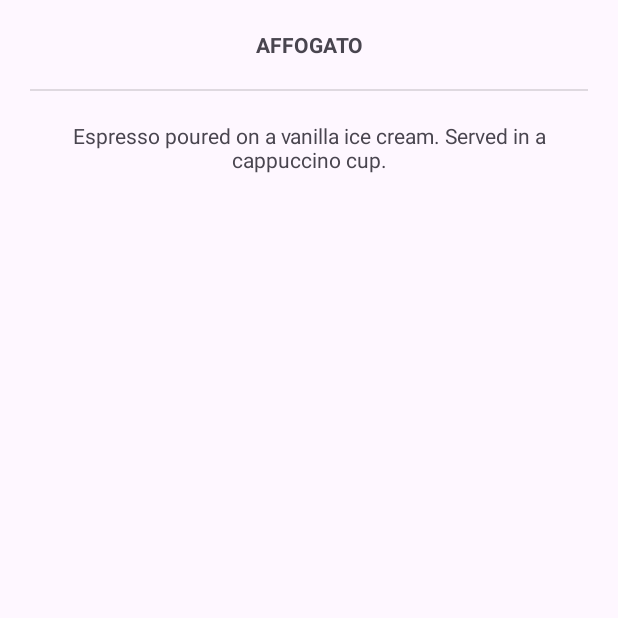
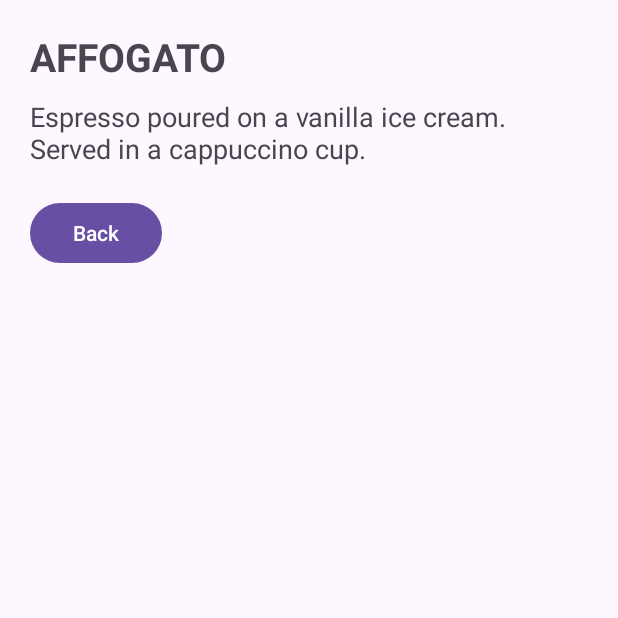
Before and after one commit to levonchka/LAB_WEEK_03, an Android app: the screen it shows after launch (MainActivity), after a tap on "AFFOGATO", on a phone screen of 412 x 824 dp, the top half of it. Run offline under Robolectric (Android 15) with nearby library versions, the phone set to English and light mode, and no system bars.

Commit message:
Commit No.5 – add back button & extend list

```diff
--- a/app/src/main/java/com/example/lab_week_03/DetailFragment.kt
+++ b/app/src/main/java/com/example/lab_week_03/DetailFragment.kt
@@ -4,17 +4,16 @@ import android.os.Bundle
 import android.view.LayoutInflater
 import android.view.View
 import android.view.ViewGroup
+import android.widget.Button
 import android.widget.TextView
 import androidx.fragment.app.Fragment
+import androidx.navigation.findNavController
 
 class DetailFragment : Fragment() {
 
     private val coffeeTitle: TextView? get() = view?.findViewById(R.id.coffee_title)
     private val coffeeDesc: TextView? get() = view?.findViewById(R.id.coffee_desc)
-
-    override fun onCreate(savedInstanceState: Bundle?) {
-        super.onCreate(savedInstanceState)
-    }
+    private val backButton: Button? get() = view?.findViewById(R.id.back_button)
 
     override fun onCreateView(
         inflater: LayoutInflater, container: ViewGroup?,
@@ -28,9 +27,13 @@ class DetailFragment : Fragment() {
 
         val coffeeId = arguments?.getInt(COFFEE_ID, 0) ?: 0
         setCoffeeData(coffeeId)
+
+        backButton?.setOnClickListener {
+            it.findNavController().navigate(R.id.coffeeList)
+        }
     }
 
-    fun setCoffeeData(id: Int) {
+    private fun setCoffeeData(id: Int) {
         when (id) {
             R.id.affogato -> {
                 coffeeTitle?.text = getString(R.string.affogato_title)
@@ -44,11 +47,19 @@ class DetailFragment : Fragment() {
                 coffeeTitle?.text = getString(R.string.latte_title)
                 coffeeDesc?.text = getString(R.string.latte_desc)
             }
+            R.id.cappuccino -> {
+                coffeeTitle?.text = getString(R.string.cappuccino_title)
+                coffeeDesc?.text = getString(R.string.cappuccino_desc)
+            }
+            R.id.mocha -> {
+                coffeeTitle?.text = getString(R.string.mocha_title)
+                coffeeDesc?.text = getString(R.string.mocha_desc)
+            }
         }
     }
 
     companion object {
-        private const val COFFEE_ID = "COFFEE_ID"
+        const val COFFEE_ID = "COFFEE_ID"
 
         fun newInstance(coffeeId: Int) = DetailFragment().apply {
             arguments = Bundle().apply {
--- a/app/src/main/java/com/example/lab_week_03/ListFragment.kt
+++ b/app/src/main/java/com/example/lab_week_03/ListFragment.kt
@@ -8,10 +8,6 @@ import androidx.fragment.app.Fragment
 import androidx.navigation.findNavController
 
 class ListFragment : Fragment() {
-
-    override fun onCreate(savedInstanceState: Bundle?) {
-        super.onCreate(savedInstanceState)
-    }
 
     override fun onCreateView(
         inflater: LayoutInflater, container: ViewGroup?,
@@ -26,7 +22,9 @@ class ListFragment : Fragment() {
         val coffeeList = listOf<View>(
             view.findViewById(R.id.affogato),
             view.findViewById(R.id.americano),
-            view.findViewById(R.id.latte)
+            view.findViewById(R.id.latte),
+            view.findViewById(R.id.cappuccino),
+            view.findViewById(R.id.mocha)
         )
 
         coffeeList.forEach { coffee ->
--- a/app/src/main/res/layout/fragment_detail.xml
+++ b/app/src/main/res/layout/fragment_detail.xml
@@ -1,28 +1,31 @@
 <?xml version="1.0" encoding="utf-8"?>
-<LinearLayout
-    xmlns:android="http://schemas.android.com/apk/res/android"
+<LinearLayout xmlns:android="http://schemas.android.com/apk/res/android"
     xmlns:tools="http://schemas.android.com/tools"
     android:layout_width="match_parent"
     android:layout_height="match_parent"
     android:orientation="vertical"
     android:padding="20dp"
     tools:context=".DetailFragment">
+
     <TextView
         android:id="@+id/coffee_title"
         android:layout_width="match_parent"
         android:layout_height="wrap_content"
-        android:gravity="center"
+        android:textSize="26sp"
         android:textStyle="bold"
-        tools:text="@string/affogato_title"/>
-    <View
-        android:layout_width="match_parent"
-        android:layout_height="1dp"
-        android:layout_marginVertical="20dp"
-        android:background="?android:attr/dividerVertical" />
+        android:paddingBottom="10dp" />
+
     <TextView
         android:id="@+id/coffee_desc"
         android:layout_width="match_parent"
         android:layout_height="wrap_content"
-        android:gravity="center"
-        tools:text="@string/affogato_desc" />
+        android:textSize="18sp" />
+
+    <Button
+        android:id="@+id/back_button"
+        android:layout_width="wrap_content"
+        android:layout_height="wrap_content"
+        android:text="Back"
+        android:layout_marginTop="20dp" />
+
 </LinearLayout>
--- a/app/src/main/res/values/strings.xml
+++ b/app/src/main/res/values/strings.xml
@@ -13,4 +13,10 @@
         a little milk foam poured over it. Serve in a latte glass or a coffee cup. Flavored syrup can be added.
     </string>
     <string name="coffee_list">Coffee List</string>
+    <string name="cappuccino_title">Cappuccino</string>
+    <string name="cappuccino_desc">A cappuccino is made with espresso and steamed milk foam.</string>
+
+    <string name="mocha_title">Mocha</string>
+    <string name="mocha_desc">A mocha combines espresso with chocolate and steamed milk.</string>
+
 </resources>
```
Also changed, not shown: app/src/main/res/layout/fragment_list.xml (+26 -4 lines).
